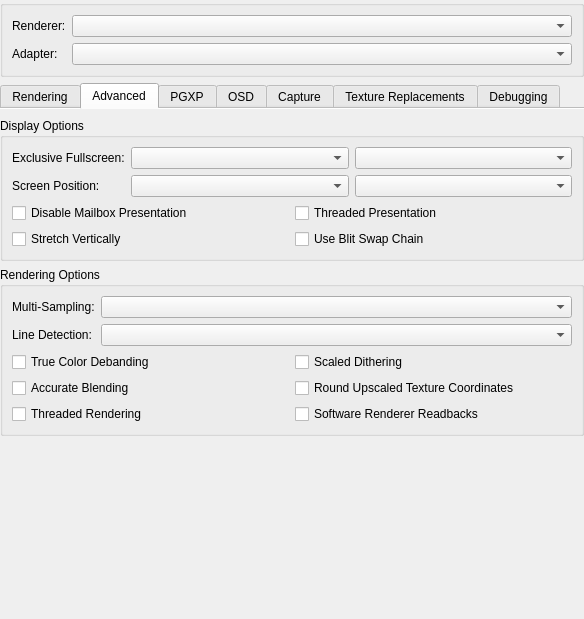
Before: the Qt Designer form src/duckstation-qt/graphicssettingswidget.ui in ilyalissoboi/goosestation, drawn with Qt 5.
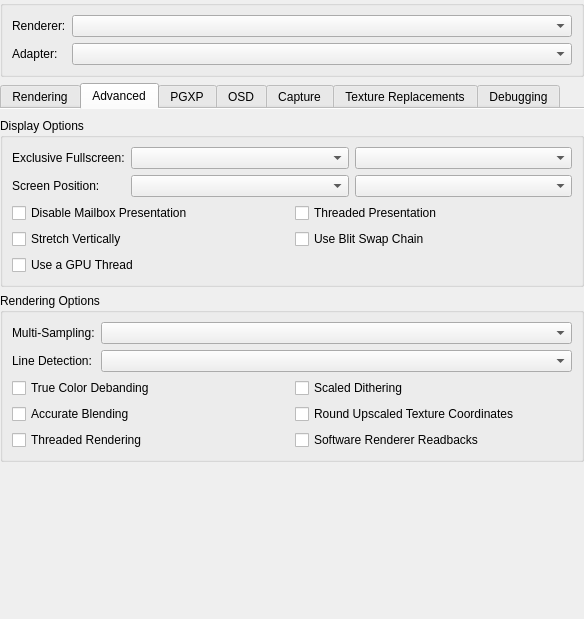
After: the same form once the commit is applied. The open tabs and pages were chosen to show the change.

Commit message: Settings: Use a GPU thread, on Qt, Big Picture and Android

```diff
--- a/src/duckstation-qt/graphicssettingswidget.ui
+++ b/src/duckstation-qt/graphicssettingswidget.ui
@@ -366,6 +366,13 @@
               </property>
              </widget>
             </item>
+            <item row="2" column="0">
+             <widget class="QCheckBox" name="useGPUThread">
+              <property name="text">
+               <string>Use a GPU Thread</string>
+              </property>
+             </widget>
+            </item>
            </layout>
           </item>
           <item row="1" column="1">
```
The commit also changes 6 other files.
